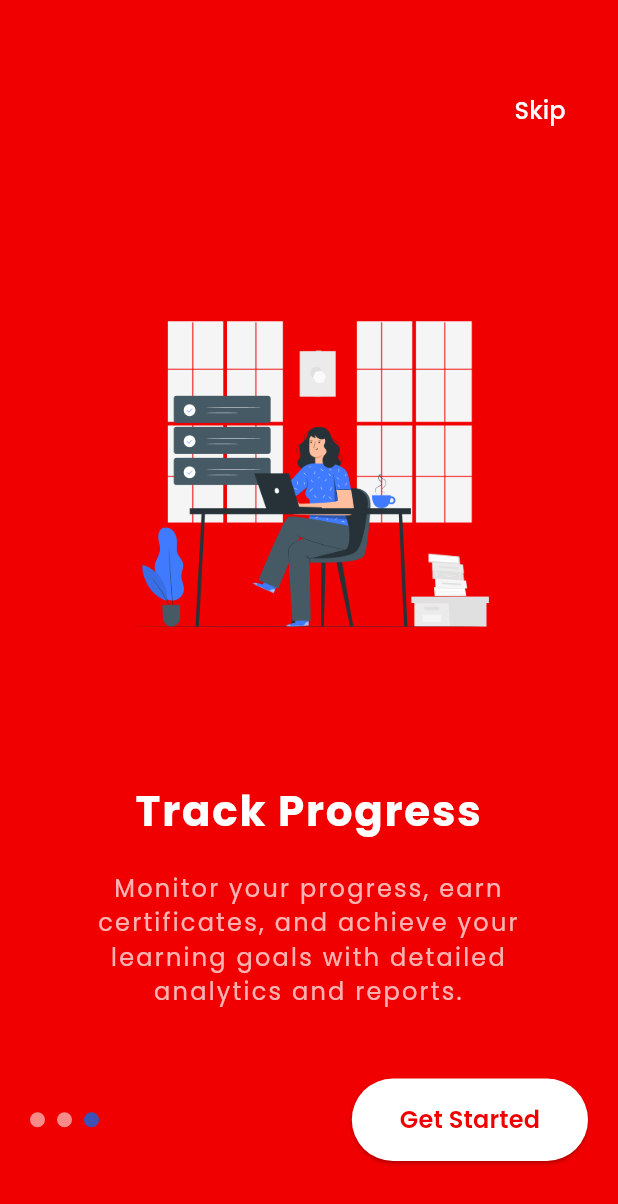
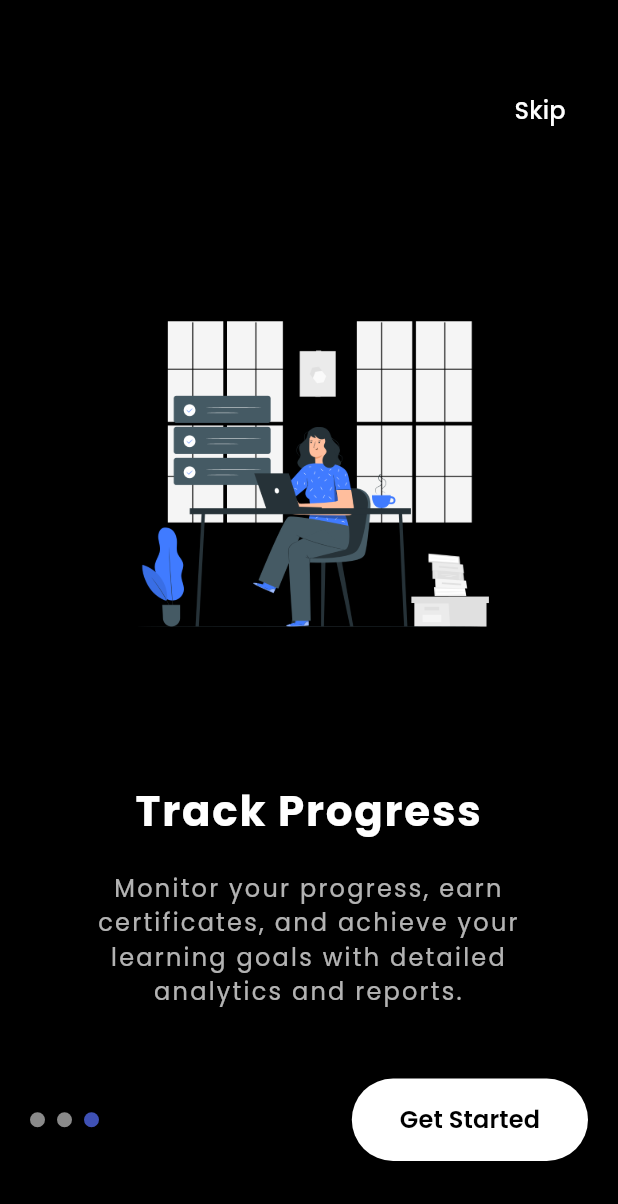
Before and after one commit to xuantruongit32/elearning_app, a Flutter app: the screen it shows after launch, swiped to page 3, on a phone screen of 412 x 824 dp. Shown: the top 1204 px of the screen. Run offline on Flutter 3.47's test engine with Material 3 defaults, Android fonts, the phone set to English and light mode, and no system bars; drawn by our look-alikes of smooth_page_indicator; our stand-ins replace bloc, equatable, flutter_bloc, get, get_storage, google_fonts.

Commit message:
style: change primary color

```diff
--- a/lib/core/theme/app_colors.dart
+++ b/lib/core/theme/app_colors.dart
@@ -2,7 +2,7 @@ import 'package:flutter/material.dart';
 
 class AppColors {
   // Primary Color
-  static const Color primary = Color(0xFFF00000);
+  static const Color primary = Color(0xFF000000);
   static const Color primaryLight = Color(0xFF333333);
   static const Color primaryDark = Color(0xFF000000);
 
```
Also changed, not shown: lib/view/splash/splash_screen.dart (+2 -5 lines).
